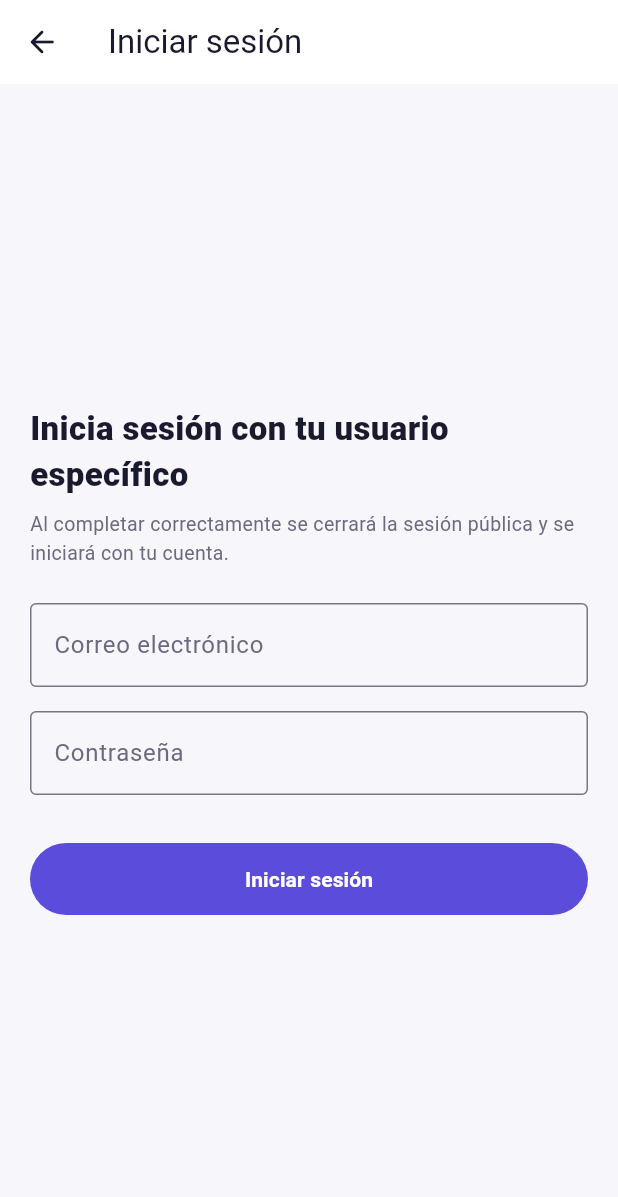
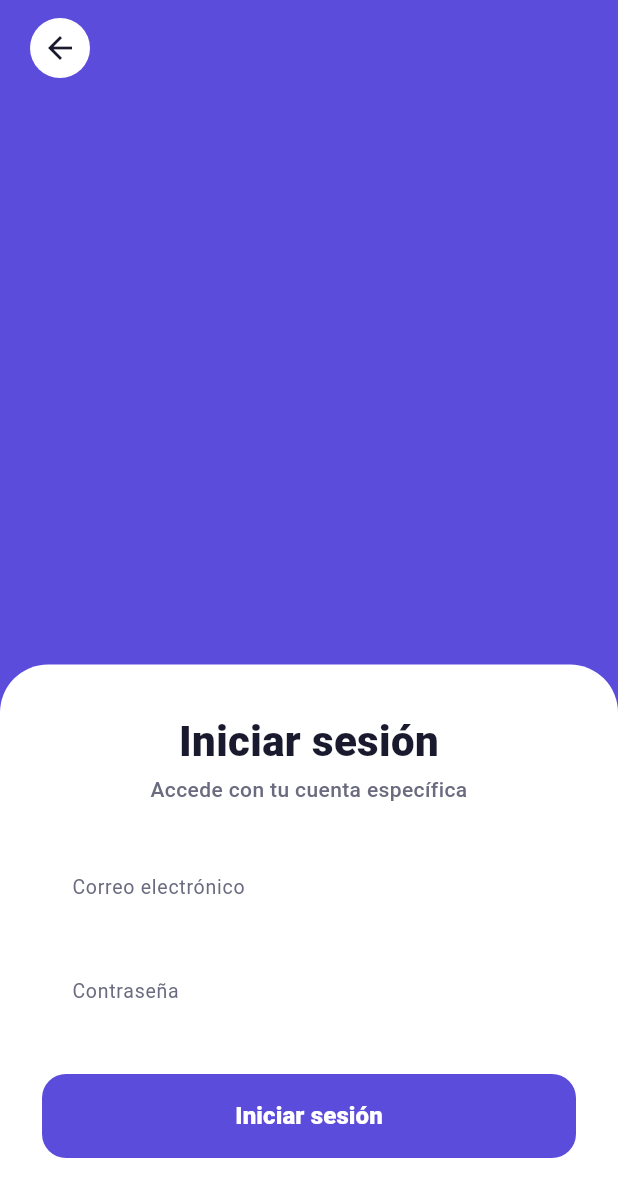
Before and after one commit to Edadul/Nodo, a Flutter app: the LoginScreen screen opened directly, on a phone screen of 412 x 824 dp. Shown: the top 1197 px of the screen. Run offline on Flutter 3.47's test engine with Material 3 defaults, Android fonts, the phone set to English and light mode, and no system bars; missing offline and left inert: roble; accounts and stored records are empty; Roboto replaces fonts that are missing (Segoe UI).

Commit message:
Enhance view login.

```diff
--- a/lib/features/auth/presentation/screens/login_screen.dart
+++ b/lib/features/auth/presentation/screens/login_screen.dart
@@ -1,12 +1,10 @@
+import '../../../../core/theme/nodo_theme.dart';
 import 'package:flutter/material.dart';
 import 'package:provider/provider.dart';
-
-import '../../../../core/theme/nodo_theme.dart';
 import '../viewmodels/auth_view_model.dart';
 
 class LoginScreen extends StatefulWidget {
   const LoginScreen({super.key});
-
   @override
   State<LoginScreen> createState() => _LoginScreenState();
 }
@@ -33,9 +31,7 @@ class _LoginScreenState extends State<LoginScreen> {
     vm.setEmail(_emailCtrl.text);
     vm.setPassword(_passCtrl.text);
     final user = await vm.login();
-    if (user != null && context.mounted) {
-      Navigator.pop(context);
-    }
+    if (user != null && context.mounted) Navigator.pop(context);
   }
 
   @override
@@ -43,99 +39,87 @@ class _LoginScreenState extends State<LoginScreen> {
     final vm = context.read<AuthViewModel>();
 
     return Scaffold(
-      backgroundColor: NodoColors.background,
-      appBar: AppBar(
-        title: const Text(
-          'Iniciar sesión',
-          style: TextStyle(color: NodoColors.textPrimary),
-        ),
-        backgroundColor: NodoColors.surface,
-        elevation: 0,
-        leading: IconButton(
+      backgroundColor: NodoColors.primary,
+      body: SafeArea(
+        child: Column(
+          crossAxisAlignment: CrossAxisAlignment.stretch,
+          children: [
+            Padding(
+              padding: const EdgeInsets.fromLTRB(20, 12, 20, 16),
+              child: Row(
+                children: [
+                  CircleAvatar(
+                    backgroundColor: Colors.white,
+                    child: IconButton(
                       icon: const Icon(
-            Icons.arrow_back_rounded,
+                        Icons.arrow_back,
                         color: NodoColors.textPrimary,
                       ),
                       onPressed: () => Navigator.pop(context),
                     ),
                   ),
-      body: SafeArea(
-        child: Center(
-          child: SingleChildScrollView(
-            padding: const EdgeInsets.symmetric(horizontal: 20, vertical: 24),
-            child: ConstrainedBox(
-              constraints: const BoxConstraints(maxWidth: 420),
-              child: ListenableBuilder(
-                listenable: vm,
-                builder: (context, _) {
-                  return Column(
-                    crossAxisAlignment: CrossAxisAlignment.start,
+                ],
+              ),
+            ),
+            const Expanded(child: SizedBox()),
+            Container(
+              decoration: const BoxDecoration(
+                color: Colors.white,
+                borderRadius: BorderRadius.vertical(top: Radius.circular(32)),
+              ),
+              padding: const EdgeInsets.symmetric(horizontal: 28, vertical: 36),
+              child: Column(
+                crossAxisAlignment: CrossAxisAlignment.stretch,
+                mainAxisSize: MainAxisSize.min,
                 children: [
                   const Text(
-                        'Inicia sesión con tu usuario específico',
+                    'Iniciar sesión',
+                    textAlign: TextAlign.center,
                     style: TextStyle(
-                          fontSize: 22,
-                          fontWeight: FontWeight.w800,
+                      fontSize: 28,
+                      fontWeight: FontWeight.w900,
                       color: NodoColors.textPrimary,
+                      height: 1.1,
                     ),
                   ),
-                      const SizedBox(height: 8),
+                  const SizedBox(height: 6),
                   const Text(
-                        'Al completar correctamente se cerrará la sesión pública y se iniciará con tu cuenta.',
+                    'Accede con tu cuenta específica',
+                    textAlign: TextAlign.center,
                     style: TextStyle(
-                          fontSize: 13,
+                      fontSize: 14,
                       color: NodoColors.textSecondary,
+                      fontWeight: FontWeight.w500,
                     ),
                   ),
-                      const SizedBox(height: 24),
-                      TextField(
+                  const SizedBox(height: 28),
+                  _field(
                     controller: _emailCtrl,
-                        decoration: const InputDecoration(
-                          labelText: 'Correo electrónico',
-                          labelStyle: TextStyle(
-                            color: NodoColors.textSecondary,
-                          ),
-                          border: OutlineInputBorder(),
-                        ),
-                        keyboardType: TextInputType.emailAddress,
-                        enabled: !vm.isLoading,
+                    label: 'Correo electrónico',
+                    keyboard: TextInputType.emailAddress,
                     onChanged: vm.setEmail,
                   ),
-                      const SizedBox(height: 16),
-                      TextField(
+                  const SizedBox(height: 14),
+                  _field(
                     controller: _passCtrl,
-                        decoration: const InputDecoration(
-                          labelText: 'Contraseña',
-                          labelStyle: TextStyle(
-                            color: NodoColors.textSecondary,
-                          ),
-                          border: OutlineInputBorder(),
-                        ),
-                        obscureText: true,
-                        enabled: !vm.isLoading,
+                    label: 'Contraseña',
+                    obscure: true,
                     onChanged: vm.setPassword,
                   ),
-                      if (vm.error != null) ...[
-                        const SizedBox(height: 12),
-                        Text(
-                          vm.error!,
-                          style: const TextStyle(
-                            color: NodoColors.primaryDark,
-                            fontSize: 13,
-                            fontWeight: FontWeight.w600,
-                          ),
-                        ),
-                      ],
-                      const SizedBox(height: 32),
+                  const SizedBox(height: 28),
                   SizedBox(
-                        width: double.infinity,
-                        child: FilledButton(
+                    height: 56,
+                    child: ElevatedButton(
                       onPressed: vm.isLoading
                           ? null
                           : () => _submit(context, vm),
-                          style: FilledButton.styleFrom(
+                      style: ElevatedButton.styleFrom(
                         backgroundColor: NodoColors.primary,
-                            padding: const EdgeInsets.symmetric(vertical: 14),
+                        foregroundColor: NodoColors.textPrimary,
+                        elevation: 0,
+                        shape: RoundedRectangleBorder(
+                          borderRadius: BorderRadius.circular(16),
+                        ),
                       ),
                       child: vm.isLoading
                           ? const SizedBox(
@@ -143,23 +127,77 @@ class _LoginScreenState extends State<LoginScreen> {
                               height: 22,
                               child: CircularProgressIndicator(
                                 strokeWidth: 2.5,
-                                    color: Colors.white,
+                                color: Colors.black,
                               ),
                             )
                           : const Text(
                               'Iniciar sesión',
                               style: TextStyle(
-                                    fontWeight: FontWeight.w700,
+                                fontSize: 16,
+                                fontWeight: FontWeight.w800,
+                                color: Colors.white,
                               ),
                             ),
                     ),
                   ),
-                    ],
-                  );
-                },
+                  if (vm.error != null) ...[
+                    const SizedBox(height: 12),
+                    Text(
+                      vm.error!,
+                      textAlign: TextAlign.center,
+                      style: const TextStyle(
+                        color: Colors.redAccent,
+                        fontSize: 13,
+                        fontWeight: FontWeight.w600,
                       ),
                     ),
+                  ],
+                  const SizedBox(height: 16),
+                ],
               ),
+            ),
+          ],
+        ),
+      ),
+    );
+  }
+
+  Widget _field({
+    required TextEditingController controller,
+    required String label,
+    TextInputType? keyboard,
+    bool obscure = false,
+    required void Function(String) onChanged,
+  }) {
+    return TextField(
+      controller: controller,
+      keyboardType: keyboard,
+      obscureText: obscure,
+      onChanged: onChanged,
+      style: const TextStyle(fontSize: 15, color: NodoColors.textPrimary),
+      decoration: InputDecoration(
+        labelText: label,
+        labelStyle: const TextStyle(
+          color: NodoColors.textSecondary,
+          fontSize: 13,
+        ),
+        filled: true,
+        fillColor: NodoColors.surface,
+        border: OutlineInputBorder(
+          borderRadius: BorderRadius.circular(14),
+          borderSide: BorderSide.none,
+        ),
+        enabledBorder: OutlineInputBorder(
+          borderRadius: BorderRadius.circular(14),
+          borderSide: BorderSide.none,
+        ),
+        focusedBorder: OutlineInputBorder(
+          borderRadius: BorderRadius.circular(14),
+          borderSide: const BorderSide(color: NodoColors.primary, width: 1.5),
+        ),
+        contentPadding: const EdgeInsets.symmetric(
+          horizontal: 16,
+          vertical: 16,
         ),
       ),
     );
```
Lines whose indentation alone changed are shown as unchanged.
